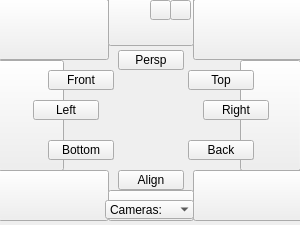
First picture: the form in tk_ui/viewport.ui, repository m3trik/Scripts_portable, before the edit.
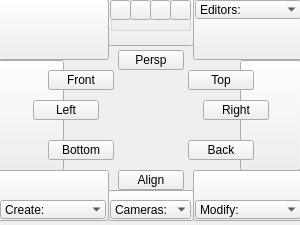
Second picture: the form after the edit. Icons and pictures are not drawn.

What changed in the file:
```diff
--- a/tk_ui/viewport.ui
+++ b/tk_ui/viewport.ui
@@ -356,24 +356,216 @@
      <string/>
     </property>
    </widget>
+   <widget class="QGroupBox" name="g009">
+    <property name="geometry">
+     <rect>
+      <x>110</x>
+      <y>0</y>
+      <width>81</width>
+      <height>31</height>
+     </rect>
+    </property>
+    <property name="title">
+     <string/>
+    </property>
+    <widget class="QPushButton" name="b003">
+     <property name="geometry">
+      <rect>
+       <x>60</x>
+       <y>0</y>
+       <width>21</width>
+       <height>20</height>
+      </rect>
+     </property>
+     <property name="toolTip">
+      <string>Camera: Rotate</string>
+     </property>
+     <property name="text">
+      <string/>
+     </property>
+     <property name="icon">
+      <iconset>
+       <normaloff>../icons/selectAndRotate.png</normaloff>../icons/selectAndRotate.png</iconset>
+     </property>
+    </widget>
+    <widget class="QPushButton" name="b001">
+     <property name="geometry">
+      <rect>
+       <x>20</x>
+       <y>0</y>
+       <width>21</width>
+       <height>20</height>
+      </rect>
+     </property>
+     <property name="toolTip">
+      <string>Camera: Truck</string>
+     </property>
+     <property name="text">
+      <string/>
+     </property>
+     <property name="icon">
+      <iconset>
+       <normaloff>../icons/Pan Non-Camera View Mode - 0000C361_00000000 - 32.png</normaloff>../icons/Pan Non-Camera View Mode - 0000C361_00000000 - 32.png</iconset>
+     </property>
+    </widget>
+    <widget class="QPushButton" name="b000">
+     <property name="geometry">
+      <rect>
+       <x>0</x>
+       <y>0</y>
+       <width>21</width>
+       <height>20</height>
+      </rect>
+     </property>
+     <property name="toolTip">
+      <string>Camera: Dolly</string>
+     </property>
+     <property name="text">
+      <string/>
+     </property>
+     <property name="icon">
+      <iconset>
+       <normaloff>../icons/Dolly Mode - 00000099_00000000 - 32.png</normaloff>../icons/Dolly Mode - 00000099_00000000 - 32.png</iconset>
+     </property>
+    </widget>
+    <widget class="QPushButton" name="b002">
+     <property name="geometry">
+      <rect>
+       <x>40</x>
+       <y>0</y>
+       <width>21</width>
+       <height>20</height>
+      </rect>
+     </property>
+     <property name="toolTip">
+      <string>Camera: Orbit</string>
+     </property>
+     <property name="text">
+      <string/>
+     </property>
+     <property name="icon">
+      <iconset>
+       <normaloff>../icons/Orbit View Mode - 00009D0B_00000000 - 32.png</normaloff>../icons/Orbit View Mode - 00009D0B_00000000 - 32.png</iconset>
+     </property>
+    </widget>
+   </widget>
+   <widget class="QComboBox" name="cmb000_2">
+    <property name="geometry">
+     <rect>
+      <x>195</x>
+      <y>0</y>
+      <width>106</width>
+      <height>19</height>
+     </rect>
+    </property>
+    <property name="minimumSize">
+     <size>
+      <width>106</width>
+      <height>0</height>
+     </size>
+    </property>
+    <property name="maximumSize">
+     <size>
+      <width>106</width>
+      <height>19</height>
+     </size>
+    </property>
+    <property name="sizeAdjustPolicy">
+     <enum>QComboBox::AdjustToContents</enum>
+    </property>
+    <property name="frame">
+     <bool>false</bool>
+    </property>
+    <item>
+     <property name="text">
+      <string>Editors:</string>
+     </property>
+    </item>
+   </widget>
+   <widget class="QComboBox" name="cmb000_3">
+    <property name="geometry">
+     <rect>
+      <x>0</x>
+      <y>200</y>
+      <width>106</width>
+      <height>19</height>
+     </rect>
+    </property>
+    <property name="minimumSize">
+     <size>
+      <width>106</width>
+      <height>0</height>
+     </size>
+    </property>
+    <property name="maximumSize">
+     <size>
+      <width>106</width>
+      <height>19</height>
+     </size>
+    </property>
+    <property name="sizeAdjustPolicy">
+     <enum>QComboBox::AdjustToContents</enum>
+    </property>
+    <property name="frame">
+     <bool>false</bool>
+    </property>
+    <item>
+     <property name="text">
+      <string>Create:</string>
+     </property>
+    </item>
+   </widget>
+   <widget class="QComboBox" name="cmb000_4">
+    <property name="geometry">
+     <rect>
+      <x>195</x>
+      <y>200</y>
+      <width>106</width>
+      <height>19</height>
+     </rect>
+    </property>
+    <property name="minimumSize">
+     <size>
+      <width>106</width>
+      <height>0</height>
+     </size>
+    </property>
+    <property name="maximumSize">
+     <size>
+      <width>106</width>
+      <height>19</height>
+     </size>
+    </property>
+    <property name="sizeAdjustPolicy">
+     <enum>QComboBox::AdjustToContents</enum>
+    </property>
+    <property name="frame">
+     <bool>false</bool>
+    </property>
+    <item>
+     <property name="text">
+      <string>Modify:</string>
+     </property>
+    </item>
+   </widget>
    <widget class="QComboBox" name="cmb000">
     <property name="geometry">
      <rect>
-      <x>105</x>
+      <x>110</x>
       <y>200</y>
-      <width>89</width>
+      <width>81</width>
       <height>19</height>
      </rect>
     </property>
     <property name="minimumSize">
      <size>
-      <width>89</width>
+      <width>81</width>
       <height>0</height>
      </size>
     </property>
     <property name="maximumSize">
      <size>
-      <width>16777215</width>
+      <width>81</width>
       <height>19</height>
      </size>
     </property>
@@ -389,60 +581,8 @@
      </property>
     </item>
    </widget>
-   <widget class="QPushButton" name="b000">
-    <property name="geometry">
-     <rect>
-      <x>110</x>
-      <y>0</y>
-      <width>21</width>
-      <height>20</height>
-     </rect>
-    </property>
-    <property name="text">
-     <string/>
-    </property>
-   </widget>
-   <widget class="QPushButton" name="b001">
-    <property name="geometry">
-     <rect>
-      <x>130</x>
-      <y>0</y>
-      <width>21</width>
-      <height>20</height>
-     </rect>
-    </property>
-    <property name="text">
-     <string/>
-    </property>
-   </widget>
-   <widget class="QPushButton" name="b002">
-    <property name="geometry">
-     <rect>
-      <x>150</x>
-      <y>0</y>
-      <width>21</width>
-      <height>20</height>
-     </rect>
-    </property>
-    <property name="text">
-     <string/>
-    </property>
-   </widget>
-   <widget class="QPushButton" name="b003">
-    <property name="geometry">
-     <rect>
-      <x>170</x>
-      <y>0</y>
-      <width>21</width>
-      <height>20</height>
-     </rect>
-    </property>
-    <property name="text">
-     <string/>
-    </property>
-   </widget>
-   <zorder>b001</zorder>
-   <zorder>b000</zorder>
+   <zorder>v011</zorder>
+   <zorder>v009</zorder>
    <zorder>v014</zorder>
    <zorder>v015</zorder>
    <zorder>left</zorder>
@@ -455,13 +595,13 @@
    <zorder>right</zorder>
    <zorder>v008</zorder>
    <zorder>v010</zorder>
-   <zorder>v011</zorder>
-   <zorder>v009</zorder>
    <zorder>v013</zorder>
    <zorder>v012</zorder>
+   <zorder>g009</zorder>
+   <zorder>cmb000_2</zorder>
+   <zorder>cmb000_3</zorder>
+   <zorder>cmb000_4</zorder>
    <zorder>cmb000</zorder>
-   <zorder>b002</zorder>
-   <zorder>b003</zorder>
   </widget>
  </widget>
  <resources/>
```
